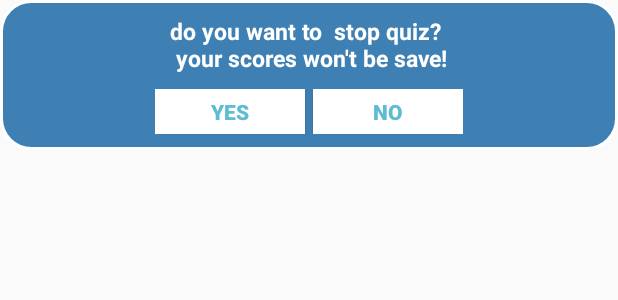
After one commit to udohette/e_Literacy, an Android app: the layout custom_dialog.xml on its own in the app's theme, with its tools: preview values and no code run, on a phone screen of 412 x 824 dp. The commit adds this screen. Shown: the top 300 px of the screen. Run offline under Robolectric (Android 15) with nearby library versions, the phone set to English and light mode, and no system bars.

Commit message:
App Snap Shot Added

```diff
--- /dev/null
+++ b/app/src/main/res/drawable/curve_shape.xml
@@ -0,0 +1,11 @@
+<?xml version="1.0" encoding="utf-8"?>
+<shape xmlns:android="http://schemas.android.com/apk/res/android">
+    <solid android:color="#3E80B4"/>
+    <stroke android:width="2dp"
+        android:color="#FFFFFF"/>
+    <corners android:bottomLeftRadius="20dp"
+        android:bottomRightRadius="20dp"
+        android:topLeftRadius="20dp"
+        android:topRightRadius="20dp"/>
+
+</shape>
--- a/app/src/main/res/drawable/rect_backroung_pink.xml
+++ b/app/src/main/res/drawable/rect_backroung_pink.xml
@@ -1,7 +1,9 @@
 <?xml version="1.0" encoding="utf-8"?>
 <shape  xmlns:android="http://schemas.android.com/apk/res/android">
     <solid android:color="@color/colorAccent1"/>
-    <size android:height="30dp" android:width="60dp"></size>
+    <size android:height="30dp" android:width="60dp">
+
+    </size>
     <corners android:radius="50dp"/>
     <padding android:left="0dp" android:top="0dp" android:right="0dp" android:bottom="0dp" />
 </shape>
--- /dev/null
+++ b/app/src/main/res/layout/custom_dialog.xml
@@ -0,0 +1,49 @@
+<?xml version="1.0" encoding="utf-8"?>
+<LinearLayout xmlns:android="http://schemas.android.com/apk/res/android"
+    xmlns:app="http://schemas.android.com/apk/res-auto"
+    xmlns:tools="http://schemas.android.com/tools"
+    android:layout_width="match_parent"
+    android:layout_height="100dp"
+    tools:context=".quiz.CustomDialog"
+    android:orientation="vertical"
+    android:background="@drawable/curve_shape">
+    <TextView
+        android:layout_width="wrap_content"
+        android:layout_height="wrap_content"
+        android:layout_gravity="center"
+        android:layout_margin="10dp"
+        android:text="do you want to  stop quiz?\n your scores won't be save!"
+        android:textColor="@color/white"
+        android:textSize="15sp"
+        android:textStyle="bold"/>
+    <LinearLayout
+        android:layout_width="wrap_content"
+        android:layout_height="wrap_content"
+        android:background="#3E80B4"
+        android:orientation="horizontal"
+        android:layout_gravity="center">
+        <Button
+            android:id="@+id/btn_yes"
+            android:layout_width="100dp"
+            android:layout_height="30dp"
+            android:clickable="true"
+            android:focusable="true"
+            android:text="yes"
+            android:textColor="#5dbcd2"
+            android:background="@android:color/white"
+            android:textStyle="bold"/>
+        <Button
+            android:id="@+id/btn_no"
+            android:layout_width="100dp"
+            android:layout_height="30dp"
+            android:clickable="true"
+            android:focusable="true"
+            android:text="no"
+            android:textColor="#5dbcd2"
+            android:background="@android:color/white"
+            android:textStyle="bold"
+            android:layout_marginStart="5dp"/>
+
+    </LinearLayout>
+
+</LinearLayout>
--- a/app/src/main/res/layout/quiz_layout.xml
+++ b/app/src/main/res/layout/quiz_layout.xml
@@ -9,7 +9,8 @@
     android:paddingRight="@dimen/activity_horizontal_margin"
     android:paddingTop="@dimen/activity_vertical_margin"
     android:orientation="vertical"
-    tools:context="com.example.techflex_e_literacy.quiz.QuizActivity">
+    tools:context="com.example.techflex_e_literacy.quiz.QuizActivity"
+    android:visibility="gone">
 
     <RelativeLayout
         android:layout_width="wrap_content"
```
Also changed, not shown: app/src/main/AndroidManifest.xml (+5 -2 lines), app/src/main/java/com/example/techflex_e_literacy/mainActivity/MainActivity.java (+8 -0 lines), app/src/main/java/com/example/techflex_e_literacy/quiz/CustomDialog.java (added, +49 -0 lines), app/src/main/java/com/example/techflex_e_literacy/quiz/QuizActivity.java (+11 -7 lines), app/src/main/res/layout-land/main_activity_content.xml (added, +201 -0 lines).
